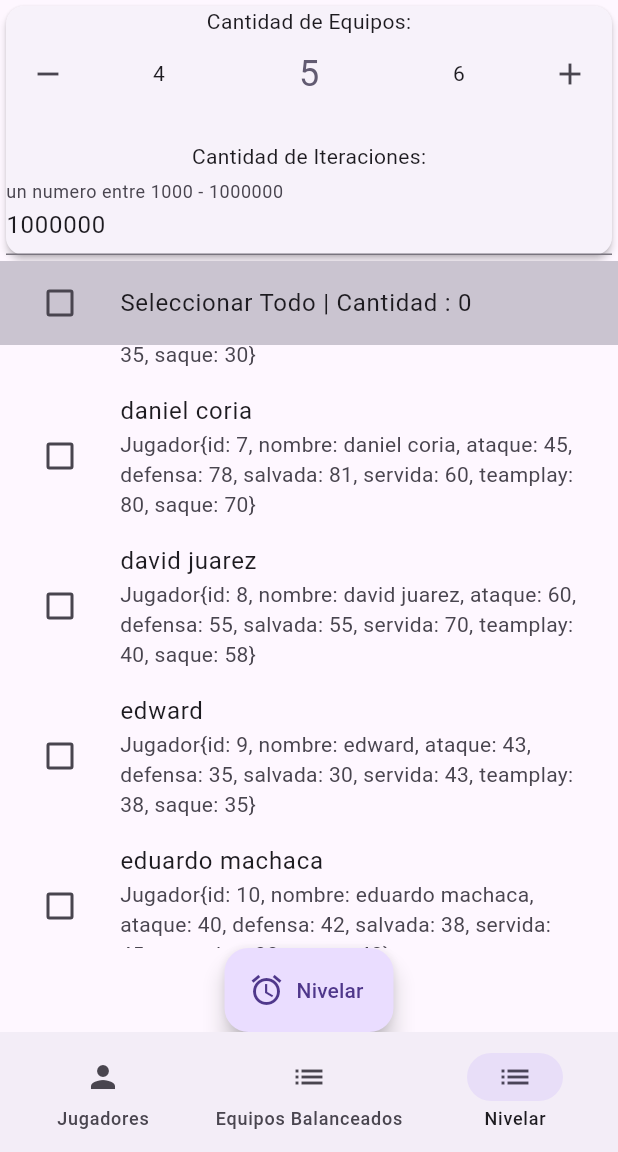
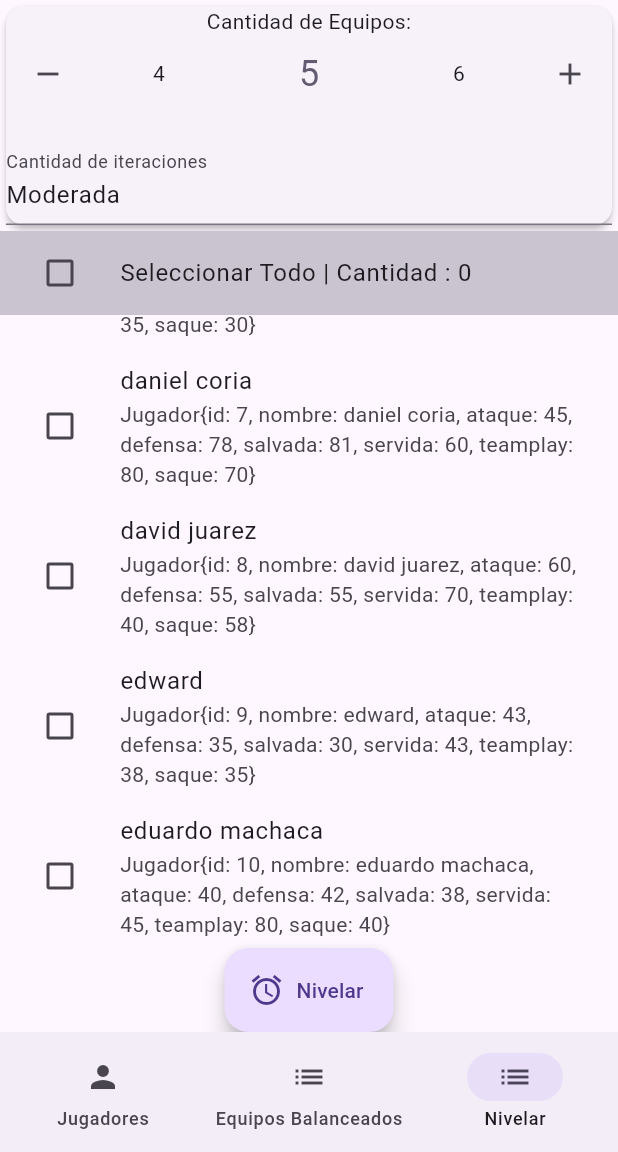
Before and after one commit to AlfredoChusgo/nivelator_app, a Flutter app: the screen it shows after launch, item 3 of the bottom bar chosen, scrolled down 576 dp, after a tap on the "add" icon, on a phone screen of 412 x 824 dp, the part 84-1236 px from its top. Run offline on Flutter 3.47's test engine with Material 3 defaults, Android fonts, the light colour scheme and no system bars; drawn by our look-alikes of numberpicker; our stand-ins replace bloc, equatable, faker, flutter_bloc, sqflite; accounts and stored records are empty.

Commit message:
update ui component in the nivelation configuration , now the iteration ui behaves like a dropdown

```diff
--- a/nivelador_app/lib/models/models.dart
+++ b/nivelador_app/lib/models/models.dart
@@ -243,7 +243,46 @@ class ListaEquipoBalanceado {
 
 }
 
-enum ScoreWeightConfiguration { none, simple, advance,custom }
+enum ScoreWeightConfiguration { none, simple, advance, custom }
+enum IterationCategory {
+  veryLow,
+  low,
+  moderate,
+  high,
+  veryHigh,
+}
+
+extension IterationCategoryExtension on IterationCategory {
+  String toStringValue() {
+    switch (this) {
+      case IterationCategory.veryLow:
+        return 'Muy baja';
+      case IterationCategory.low:
+        return 'Baja';
+      case IterationCategory.moderate:
+        return 'Moderada';
+      case IterationCategory.high:
+        return 'Alta';
+      case IterationCategory.veryHigh:
+        return 'Muy alta';
+    }
+  }
+
+    int toCantidadIteracionesValue() {
+    switch (this) {
+      case IterationCategory.veryLow:
+        return 1000;
+      case IterationCategory.low:
+        return 10000;
+      case IterationCategory.moderate:
+        return 100000;
+      case IterationCategory.high:
+        return 1000000;
+      case IterationCategory.veryHigh:
+        return 3000000;
+    }
+  }
+}
 
 class JugadorHabilidades {
   num ataque;
--- a/nivelador_app/lib/ui/pages/configuration_page.dart
+++ b/nivelador_app/lib/ui/pages/configuration_page.dart
@@ -23,11 +23,17 @@ class ConfigurationPage extends StatelessWidget {
 }
 
 class NiveladorEquipos extends StatelessWidget {
+  IterationCategory iterationCategory = IterationCategory.moderate;
+
   final TextEditingController equiposController = TextEditingController(text: "4");
-  final TextEditingController iteracionesController = TextEditingController(text: "1000000");
+  late TextEditingController iteracionesController = TextEditingController(text: iterationCategory.toStringValue());
 
   final GlobalKey<_IntegerPickerState> _widgetKeyIntegerPicker = GlobalKey();
   final GlobalKey<_SelectJugadoresPageState> _widgetKeySelectJugadores = GlobalKey();
+
+  // NiveladorEquipos(){
+  //   iteracionesController = TextEditingController(text: iterationCategory.toStringValue());
+  // }
 
   @override
   Widget build(BuildContext context) {
@@ -41,13 +47,40 @@ class NiveladorEquipos extends StatelessWidget {
               Text('Cantidad de Equipos:'),
               IntegerPicker(key: _widgetKeyIntegerPicker),
               SizedBox(height: 20),
-              Text('Cantidad de Iteraciones:'),
+              // Text('Cantidad de Iteraciones:'),
               TextField(
                 controller: iteracionesController,
+                readOnly: true,
                 keyboardType: TextInputType.number,
                 decoration: const InputDecoration(
-                  labelText: 'un numero entre 1000 - 1000000', // This is the label text
+                  labelText: 'Cantidad de iteraciones', // This is the label text
                 ),
+                onTap: () async {
+                  var result = await showModalBottomSheet<IterationCategory>(
+                    context: context,
+                    builder: (BuildContext context) {
+                      return Center(
+                        child: Column(
+                          mainAxisAlignment: MainAxisAlignment.center,
+                          mainAxisSize: MainAxisSize.min,
+                          children: <Widget>[
+                            Text("Iteraciones : ",style: Theme.of(context).textTheme.headlineSmall,),
+                            ListTile(title: Text("Muy Baja"),onTap: () => Navigator.of(context).pop(IterationCategory.veryLow)),
+                            ListTile(title: Text("Baja"),onTap: () => Navigator.of(context).pop(IterationCategory.low)),
+                            ListTile(title: Text("Moderada"),onTap: () => Navigator.of(context).pop(IterationCategory.moderate)),
+                            ListTile(title: Text("Alta"),onTap: () => Navigator.of(context).pop(IterationCategory.high)),
+                            ListTile(title: Text("Muy Alta"),onTap: () => Navigator.of(context).pop(IterationCategory.veryHigh)),
+                          ],
+                        ),
+                      );
+                    },
+                  );
+
+                  if(result!=null){
+                    iterationCategory = result;
+                    iteracionesController.text = iterationCategory.toStringValue();
+                  }
+                },
 
               ),
             ],
@@ -57,7 +90,7 @@ class NiveladorEquipos extends StatelessWidget {
             child: SelectJugadoresPage(key: _widgetKeySelectJugadores)
             ),
             FloatingActionButton.extended (onPressed: () {
-              nivelarEquipos(context, _widgetKeyIntegerPicker.currentState?._currentValue ?? 4 , int.parse(iteracionesController.text), _widgetKeySelectJugadores.currentState?.selectedItems ?? []);
+              nivelarEquipos(context, _widgetKeyIntegerPicker.currentState?._currentValue ?? 4 , iterationCategory, _widgetKeySelectJugadores.currentState?.selectedItems ?? []);
              },
              icon: const Icon(Icons.access_alarm_sharp),
              label: const Text("Nivelar"),)
@@ -65,11 +98,11 @@ class NiveladorEquipos extends StatelessWidget {
     );
   }
 
-    void nivelarEquipos(BuildContext context, int cantidadEquipos, int cantidadIteraciones, List<Jugador> jugadores) {
+    void nivelarEquipos(BuildContext context, int cantidadEquipos, IterationCategory  cantidadIteraciones, List<Jugador> jugadores) {
 
     context.read<NivelatorBloc>().add(NivelateEvent(
         cantidadEquipos: cantidadEquipos,
-        cantidadIteraciones: cantidadIteraciones,
+        cantidadIteraciones: cantidadIteraciones.toCantidadIteracionesValue(),
         jugadores: jugadores));
 
     Navigator.of(context).push(
```
